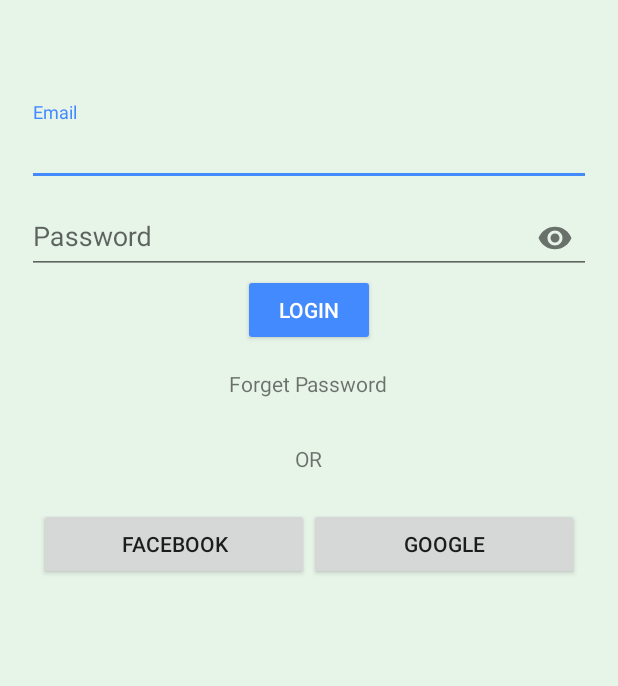
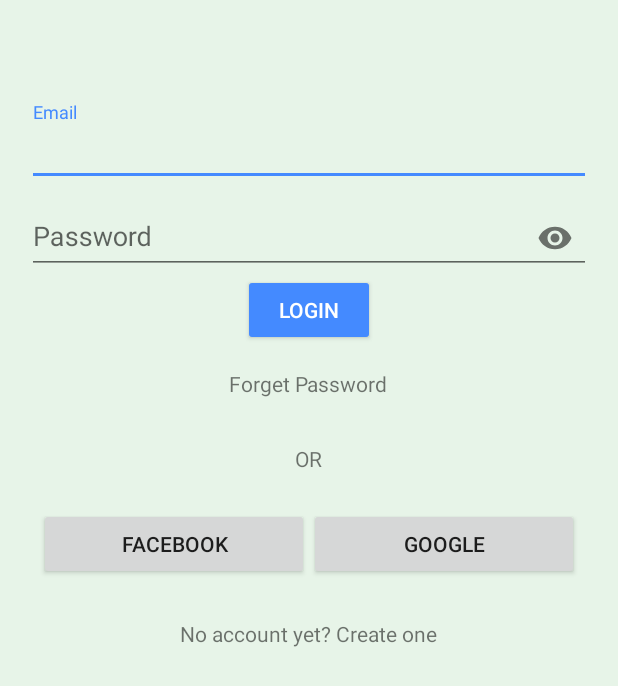
Before and after one commit to SamkeetJain/TakeUp, an Android app: the LoginActivity screen opened directly, with no data from a screen before it, on a phone screen of 412 x 824 dp. Shown: the top 686 px of the screen. Run offline under Robolectric (Android 15) with nearby library versions, the phone set to English and light mode, and no system bars; libraries missing offline, so code that uses them is left out: dmax.dialog.

```diff
--- a/app/src/main/java/com/samkeet/takeup/activities/LoginActivity.java
+++ b/app/src/main/java/com/samkeet/takeup/activities/LoginActivity.java
@@ -1,6 +1,5 @@
 package com.samkeet.takeup.activities;
 
-import android.app.ProgressDialog;
 import android.content.Context;
 import android.content.Intent;
 import android.net.Uri;
@@ -10,12 +9,12 @@ import android.support.annotation.Nullable;
 import android.support.design.widget.TextInputLayout;
 import android.support.v7.app.AppCompatActivity;
 import android.text.TextUtils;
-import android.util.Log;
 import android.util.Patterns;
 import android.view.View;
 import android.view.WindowManager;
 import android.widget.Button;
 import android.widget.EditText;
+import android.widget.TextView;
 import android.widget.Toast;
 
 import com.samkeet.takeup.Constants;
@@ -46,6 +45,7 @@ public class LoginActivity extends AppCompatActivity {
     private TextInputLayout tEmail, tPassword;
     private Button mLogin;
 
+    private TextView tGoToSignup;
     private SpotsDialog pd;
     private Context progressDialogContext;
     public boolean authenticationError = true;
@@ -65,7 +65,9 @@ public class LoginActivity extends AppCompatActivity {
         tEmail = (TextInputLayout) findViewById(R.id.text_email);
         tPassword = (TextInputLayout) findViewById(R.id.text_password);
 
+        tGoToSignup = (TextView) findViewById(R.id.go_to_signup);
         mLogin = (Button) findViewById(R.id.login_button);
+
         mLogin.setOnClickListener(new View.OnClickListener() {
             @Override
             public void onClick(View view) {
@@ -74,6 +76,14 @@ public class LoginActivity extends AppCompatActivity {
                     Login login = new Login();
                     login.execute();
                 }
+            }
+        });
+
+        tGoToSignup.setOnClickListener(new View.OnClickListener() {
+            @Override
+            public void onClick(View v) {
+                Intent intent = new Intent(getApplicationContext(), SignupActivity.class);
+                startActivity(intent);
             }
         });
 
--- a/app/src/main/java/com/samkeet/takeup/activities/SignupActivity.java
+++ b/app/src/main/java/com/samkeet/takeup/activities/SignupActivity.java
@@ -1,8 +1,6 @@
 package com.samkeet.takeup.activities;
 
 import android.content.Context;
-import android.content.Intent;
-import android.location.Address;
 import android.net.Uri;
 import android.os.AsyncTask;
 import android.os.Bundle;
@@ -10,12 +8,10 @@ import android.support.annotation.Nullable;
 import android.support.design.widget.TextInputLayout;
 import android.support.v7.app.AppCompatActivity;
 import android.text.TextUtils;
-import android.util.Log;
 import android.util.Patterns;
 import android.view.View;
 import android.view.WindowManager;
 import android.widget.Button;
-import android.widget.DatePicker;
 import android.widget.EditText;
 import android.widget.TextView;
 import android.widget.Toast;
@@ -286,8 +282,6 @@ public class SignupActivity extends AppCompatActivity implements DatePickerDialo
             if (authenticationError) {
                 Toast.makeText(getApplicationContext(), errorMessage, Toast.LENGTH_SHORT).show();
             } else {
-                Intent intent = new Intent(getApplicationContext(), LoginActivity.class);
-                startActivity(intent);
                 finish();
             }
 
--- a/app/src/main/res/layout/activity_login.xml
+++ b/app/src/main/res/layout/activity_login.xml
@@ -66,7 +66,7 @@
 
         <LinearLayout
             android:layout_width="match_parent"
-            android:layout_height="match_parent"
+            android:layout_height="wrap_content"
             android:padding="8dp">
 
             <Button
@@ -82,7 +82,16 @@
                 android:layout_height="wrap_content"
                 android:layout_weight="1"
                 android:text="Google" />
+
         </LinearLayout>
+
+        <TextView
+            android:layout_marginTop="18dp"
+            android:layout_gravity="center"
+            android:text="No account yet? Create one"
+            android:id="@+id/go_to_signup"
+            android:layout_width="wrap_content"
+            android:layout_height="wrap_content" />
     </LinearLayout>
 
 </LinearLayout>
```
